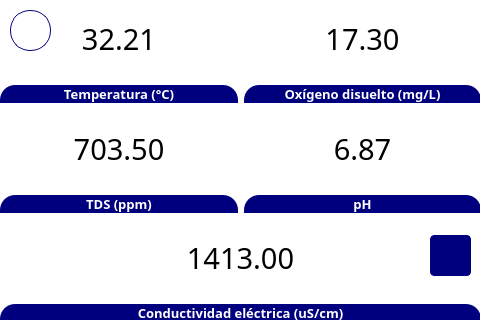
Giocerz/water_quality_rpi, file src/views/Monitoring.ui: the form before one commit.
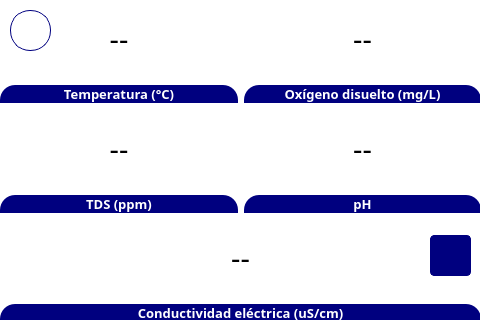
The form after the commit.

The edit to the form file:
```diff
--- a/src/views/Monitoring.ui
+++ b/src/views/Monitoring.ui
@@ -60,7 +60,7 @@
 font-size: 22pt;</string>
        </property>
        <property name="text">
-        <string>&lt;html&gt;&lt;head/&gt;&lt;body&gt;&lt;p align=&quot;center&quot;&gt;&lt;span style=&quot; font-size:22pt;&quot;&gt;1413.00&lt;/span&gt;&lt;/p&gt;&lt;/body&gt;&lt;/html&gt;</string>
+        <string>&lt;html&gt;&lt;head/&gt;&lt;body&gt;&lt;p align=&quot;center&quot;&gt;--&lt;/p&gt;&lt;/body&gt;&lt;/html&gt;</string>
        </property>
       </widget>
      </item>
@@ -71,7 +71,7 @@
 font-size: 22pt;</string>
        </property>
        <property name="text">
-        <string>&lt;html&gt;&lt;head/&gt;&lt;body&gt;&lt;p align=&quot;center&quot;&gt;&lt;span style=&quot; font-size:22pt;&quot;&gt;703.50&lt;/span&gt;&lt;/p&gt;&lt;/body&gt;&lt;/html&gt;</string>
+        <string>&lt;html&gt;&lt;head/&gt;&lt;body&gt;&lt;p align=&quot;center&quot;&gt;--&lt;/p&gt;&lt;/body&gt;&lt;/html&gt;</string>
        </property>
       </widget>
      </item>
@@ -110,7 +110,7 @@
 font-size: 22px;</string>
        </property>
        <property name="text">
-        <string>&lt;html&gt;&lt;head/&gt;&lt;body&gt;&lt;p align=&quot;center&quot;&gt;&lt;span style=&quot; font-size:22pt;&quot;&gt;17.30&lt;/span&gt;&lt;/p&gt;&lt;/body&gt;&lt;/html&gt;</string>
+        <string>&lt;html&gt;&lt;head/&gt;&lt;body&gt;&lt;p align=&quot;center&quot;&gt;&lt;span style=&quot; font-size:22pt;&quot;&gt;--&lt;/span&gt;&lt;/p&gt;&lt;/body&gt;&lt;/html&gt;</string>
        </property>
       </widget>
      </item>
@@ -122,7 +122,7 @@
 ;</string>
        </property>
        <property name="text">
-        <string>&lt;html&gt;&lt;head/&gt;&lt;body&gt;&lt;p align=&quot;center&quot;&gt;&lt;span style=&quot; font-size:22pt;&quot;&gt;6.87&lt;/span&gt;&lt;/p&gt;&lt;/body&gt;&lt;/html&gt;</string>
+        <string>&lt;html&gt;&lt;head/&gt;&lt;body&gt;&lt;p align=&quot;center&quot;&gt;--&lt;/p&gt;&lt;/body&gt;&lt;/html&gt;</string>
        </property>
       </widget>
      </item>
@@ -161,7 +161,7 @@
 font-size: 22pt;;</string>
        </property>
        <property name="text">
-        <string>&lt;html&gt;&lt;head/&gt;&lt;body&gt;&lt;p align=&quot;center&quot;&gt;&lt;span style=&quot; font-size:22pt;&quot;&gt;32.21&lt;/span&gt;&lt;/p&gt;&lt;/body&gt;&lt;/html&gt;</string>
+        <string>&lt;html&gt;&lt;head/&gt;&lt;body&gt;&lt;p align=&quot;center&quot;&gt;--&lt;/p&gt;&lt;/body&gt;&lt;/html&gt;</string>
        </property>
       </widget>
      </item>
```
